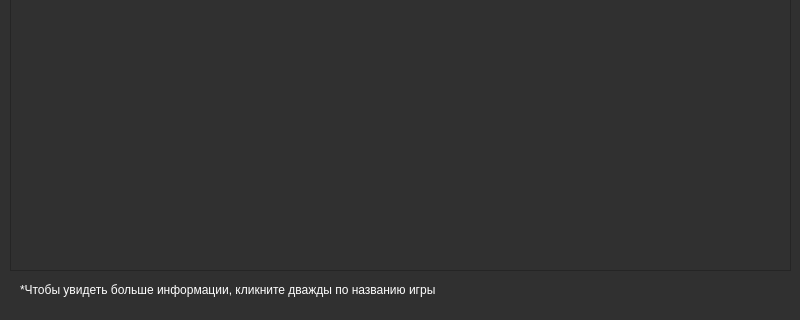
Raxun/git_project1, file fav_games.ui: the form before one commit; both pictures show x 0 to 800 and y 280 to 600 of the 800 by 600 pixel window.
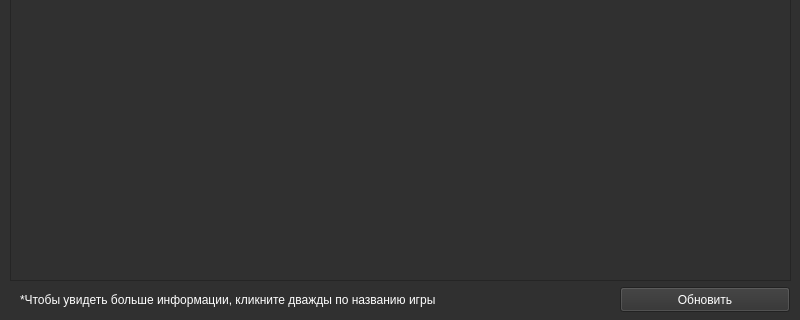
The form after the commit.

The edit to the form file:
```diff
--- a/fav_games.ui
+++ b/fav_games.ui
@@ -23,15 +23,19 @@
       <x>10</x>
       <y>10</y>
       <width>781</width>
-      <height>541</height>
+      <height>551</height>
      </rect>
     </property>
+    <property name="styleSheet">
+     <string notr="true">background-color: rgb(48, 48, 48);
+color: rgb(255, 255, 255);</string>
+    </property>
    </widget>
    <widget class="QLabel" name="label">
     <property name="geometry">
      <rect>
       <x>20</x>
-      <y>560</y>
+      <y>570</y>
       <width>551</width>
       <height>20</height>
      </rect>
@@ -45,6 +49,23 @@
      <string>*Чтобы увидеть больше информации, кликните дважды по названию игры</string>
     </property>
    </widget>
+   <widget class="QPushButton" name="btn_update">
+    <property name="geometry">
+     <rect>
+      <x>620</x>
+      <y>567</y>
+      <width>170</width>
+      <height>25</height>
+     </rect>
+    </property>
+    <property name="styleSheet">
+     <string notr="true">background-color: rgb(48, 48, 48);
+color: rgb(255, 255, 255);</string>
+    </property>
+    <property name="text">
+     <string>Обновить</string>
+    </property>
+   </widget>
   </widget>
  </widget>
  <resources/>
```
